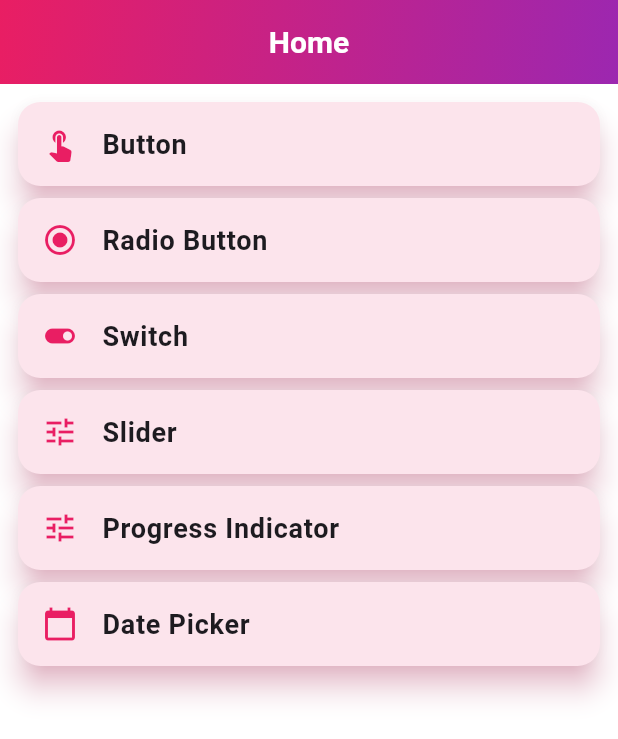
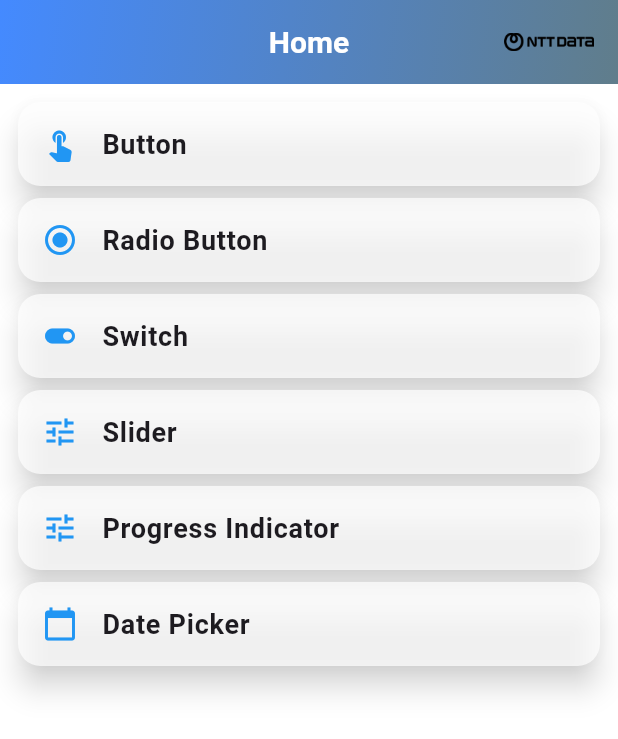
Before and after one commit to LeopoldoIII/my_cs_flutter_app, a Flutter app: the screen it shows after launch, on a phone screen of 412 x 824 dp. Shown: the top 739 px of the screen. Run offline on Flutter 3.47's test engine with Material 3 defaults, Android fonts, the phone set to English and light mode, and no system bars.

Commit message:
assets, theme

```diff
--- a/lib/core/theme.dart
+++ b/lib/core/theme.dart
@@ -8,7 +8,7 @@ class AppTheme {
     brightness: Brightness.light,
     scaffoldBackgroundColor: Colors.white,
     appBarTheme: const AppBarTheme(
-      backgroundColor: Colors.pink,
+      backgroundColor: Colors.lightBlue,
       elevation: 4.0,
       centerTitle: true,
       titleTextStyle: TextStyle(
--- a/lib/shared/widgets/custom_app_bar.dart
+++ b/lib/shared/widgets/custom_app_bar.dart
@@ -5,7 +5,7 @@ class CustomAppBar extends StatelessWidget implements PreferredSizeWidget {
   final List<Widget>? actions; // Optional actions for the AppBar
 
   // Constructor with a required title and optional actions
-    const CustomAppBar({
+  const CustomAppBar({
     Key? key,
     required this.title,
     this.actions,
@@ -20,11 +20,22 @@ class CustomAppBar extends StatelessWidget implements PreferredSizeWidget {
         style: const TextStyle(fontSize: 20.0, fontWeight: FontWeight.bold),
       ),
       centerTitle: true, // Center the title
-      actions: actions, // Optional actions like icons or buttons
+      actions: [
+        // Logo as an action item
+        Padding(
+          padding: const EdgeInsets.only(right: 16.0),
+          child: Image.asset(
+            'assets/images/GlobalLogoBlacksmall.png',
+            height: 30,
+            width: 60,
+            fit: BoxFit.contain,
+          ),
+        )
+      ], // Optional actions like icons or buttons
       flexibleSpace: Container(
         decoration: const BoxDecoration(
           gradient: LinearGradient(
-            colors: [Colors.pink, Colors.purple],
+            colors: [Colors.blueAccent, Colors.blueGrey],
             begin: Alignment.topLeft,
             end: Alignment.bottomRight,
           ),
--- a/lib/shared/widgets/custom_card_widget.dart
+++ b/lib/shared/widgets/custom_card_widget.dart
@@ -15,14 +15,14 @@ class CustomCardWidget extends StatelessWidget {
   @override
   Widget build(BuildContext context) {
     return Card(
-      color: Colors.pink[50],
+      color: Colors.white70,
       elevation: 8,
-      shadowColor: Colors.pink.withOpacity(0.5), // Color de la sombra
+      shadowColor: Colors.grey.withOpacity(0.5), // Color de la sombra
       shape: RoundedRectangleBorder(
         borderRadius: BorderRadius.circular(15.0),
       ),
       child: ListTile(
-        leading: Icon(leading, color: Colors.pink),
+        leading: Icon(leading, color: Colors.blue),
         title: Text(
           title,
           style: const TextStyle(
--- a/pubspec.yaml
+++ b/pubspec.yaml
@@ -55,6 +55,8 @@ dev_dependencies:
 
 # The following section is specific to Flutter packages.
 flutter:
+  assets:
+    - assets/images/
 
   # The following line ensures that the Material Icons font is
   # included with your application, so that you can use the icons in
```
Also changed, not shown: assets/images/GlobalLogoBlacksmall.png (added).
